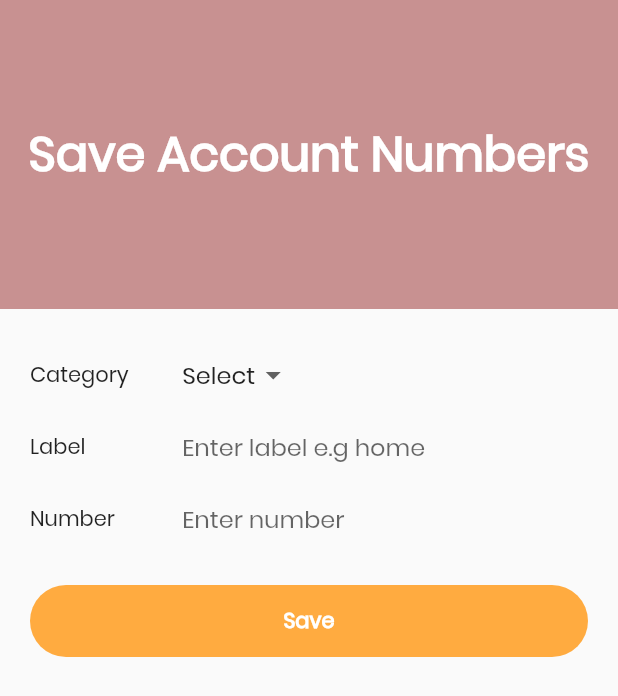
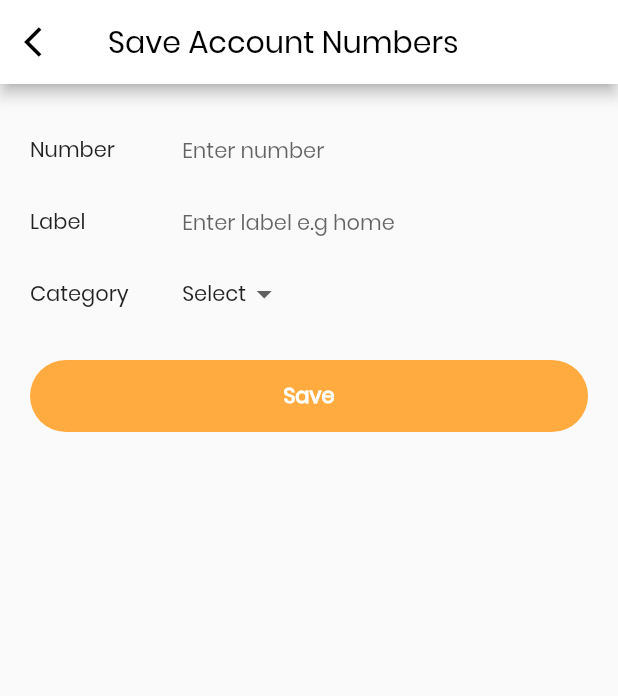
Before and after one commit to favourori/smartussd, a Flutter app: the Settings screen opened directly, after a tap on "Save accounts", on a phone screen of 412 x 824 dp. Shown: the top 696 px of the screen. Run offline on Flutter 3.47's test engine with Material 2 defaults, Android fonts, the phone set to English and light mode, and no system bars; our stand-ins replace cached_network_image, cloud_firestore, firebase_analytics, firebase_auth, flushbar, flutter_datetime_picker and 6 more; missing offline and left inert: advanced_share, firebase_ml_vision; accounts and stored records are empty.

Commit message:
ui updates, change on submit button

```diff
--- a/lib/pages/save_accounts.dart
+++ b/lib/pages/save_accounts.dart
@@ -39,44 +39,57 @@ class _SaveAccountState extends State<SaveAccount> {
   @override
   Widget build(BuildContext context) {
     return Scaffold(
+      appBar: AppBar(
+        leading: IconButton(
+            icon: Icon(Icons.arrow_back_ios, color: Colors.black,),
+            onPressed: () => Navigator.pop(context),
+          ),
+        backgroundColor: Colors.white,
+        title: Text("Save Account Numbers", style: TextStyle(color: Colors.black),),
+      ),
       body: Container(
-        height: MediaQuery.of(context).size.height,
-        child: Stack(
+        // height: MediaQuery.of(context).size.height,
+        child: ListView(
           children: <Widget>[
-            Container(
-              height: MediaQuery.of(context).size.height * 0.25,
-              decoration: BoxDecoration(
-                color: Color(0xffC89191),
-                // borderRadius: BorderRadius.only(
-                // bottomLeft: Radius.circular(40),
-                // bottomRight: Radius.circular(40))
-              ),
-              child: Column(
-                mainAxisAlignment: MainAxisAlignment.center,
-                children: <Widget>[
-                  Align(
-                    alignment: Alignment.center,
-                    child: Text(
-                      "Save Account Numbers",
-                      textAlign: TextAlign.center,
-                      style: TextStyle(
-                          color: Colors.white,
-                          fontWeight: FontWeight.w900,
-                          fontSize: 32),
-                    ),
-                  )
-                ],
-              ),
-            ),
-            Positioned(
-              top: MediaQuery.of(context).size.height * 0.25,
-              child: Padding(
+            Padding(
               padding: const EdgeInsets.all(20.0),
               child: Container(
                 width: MediaQuery.of(context).size.width - 40,
                 height: MediaQuery.of(context).size.height * 0.75,
                 child: ListView(
                   children: <Widget>[
+
+                    Row(
+                      children: <Widget>[
+                        Expanded(flex: 3, child: Text("Number")),
+                        Expanded(
+                            flex: 8,
+                            child: TextField(
+                              keyboardType: TextInputType.number,
+                              controller: _numberController,
+                              decoration: InputDecoration(
+                                  hintText: "Enter number",
+                                  hintStyle: TextStyle(fontSize: 14),
+                                  border: InputBorder.none),
+                            )),
+                      ],
+                    ),
+
+                    Row(
+                      children: <Widget>[
+                        Expanded(flex: 3, child: Text("Label")),
+                        Expanded(
+                            flex: 8,
+                            child: TextField(
+                              controller: _labelController,
+                              decoration: InputDecoration(
+                                  hintText: "Enter label e.g home",
+                                  hintStyle: TextStyle(fontSize: 14),
+                                  border: InputBorder.none),
+                            )),
+                      ],
+                    ),
+
                     Row(
                       children: <Widget>[
                         Expanded(flex: 3, child: Text("Category")),
@@ -85,7 +98,7 @@ class _SaveAccountState extends State<SaveAccount> {
                                 .collection("account_labels")
                                 .snapshots(),
                             builder: (context, snapshot) {
-                                if(!snapshot.hasData){
+                              if (!snapshot.hasData) {
                                 return Container();
                               }
                               return Expanded(
@@ -99,49 +112,21 @@ class _SaveAccountState extends State<SaveAccount> {
                                       });
                                     },
                                     items: populateAccountLabels(
-                                          snapshot.data.documents)
-                                      ),
+                                        snapshot.data.documents)),
                               );
                             }),
                       ],
                     ),
-                      Row(
-                        children: <Widget>[
-                          Expanded(flex: 3, child: Text("Label")),
-                          Expanded(
-                              flex: 8,
-                              child: TextField(
-                                controller: _labelController,
-                                decoration: InputDecoration(
-                                    hintText: "Enter label e.g home",
-                                    border: InputBorder.none),
-                              )),
-                        ],
-                      ),
-                      Row(
-                        children: <Widget>[
-                          Expanded(flex: 3, child: Text("Number")),
-                          Expanded(
-                              flex: 8,
-                              child: TextField(
-                                keyboardType: TextInputType.number,
-                                controller: _numberController,
-                                decoration: InputDecoration(
-                                    hintText: "Enter number",
-                                    border: InputBorder.none),
-                              )),
-                        ],
-                      ),
+
                     SizedBox(
                       height: 20,
                     ),
                     GestureDetector(
                       onTap: () async {
                         if (category == "Select") {
-                            return showFlushBar("Alert!",
-                                "Please choose a category");
-                          }
-                          else if (_numberController.text == "" ||
+                          return showFlushBar(
+                              "Alert!", "Please choose a category");
+                        } else if (_numberController.text == "" ||
                             _labelController.text == "null") {
                           return showFlushBar("Alert!",
                               "label and number should not be empty. Please try again with inputs");
@@ -211,7 +196,7 @@ class _SaveAccountState extends State<SaveAccount> {
                                 children: <Widget>[
                                   Align(
                                     alignment: Alignment.center,
-                                      child: Text("Saved numbers"),
+                                    child: Text("Saved Accounts", style: TextStyle(fontWeight: FontWeight.bold, fontSize: 16),),
                                   ),
                                   SizedBox(
                                     height: 15,
@@ -230,10 +215,9 @@ class _SaveAccountState extends State<SaveAccount> {
                   ],
                 ),
               ),
-              ),
             )
           ],
-        ),
+        )
       ),
     );
   }
@@ -311,14 +295,14 @@ class _SaveAccountState extends State<SaveAccount> {
     List<DropdownMenuItem<String>> tmp = [];
     tmp.add(DropdownMenuItem(
       value: "Select",
-          child: Text("Select"),
+      child: Text("Select", style: TextStyle(fontSize: 14),),
     ));
 
     for (var list in lists) {
       tmp.add(
         DropdownMenuItem(
           value: "${list['label']}",
-          child: Text("${list['label']}"),
+          child: Text("${list['label']}", style: TextStyle(fontSize: 14),),
         ),
       );
     }
--- a/lib/pages/settings.dart
+++ b/lib/pages/settings.dart
@@ -5,7 +5,6 @@ import 'package:kene/pages/save_accounts.dart';
 import 'package:kene/widgets/custom_nav.dart';
 import 'package:advanced_share/advanced_share.dart';
 import 'package:package_info/package_info.dart';
-
 
 class Settings extends StatefulWidget {
   @override
@@ -15,57 +14,43 @@ class Settings extends StatefulWidget {
 }
 
 class _SettingsState extends State<Settings> {
-
   PackageInfo packageInfo;
   @override
   void initState() {
     super.initState();
 
-    PackageInfo.fromPlatform().then((f){ // for getting the package/build/version number on load
+    PackageInfo.fromPlatform().then((f) {
+      // for getting the package/build/version number on load
       setState(() {
         packageInfo = f;
       });
     });
   }
 
-
   @override
   Widget build(BuildContext context) {
     return Scaffold(
+      appBar: AppBar(
+        leading: IconButton(
+          icon: Icon(
+            Icons.arrow_back_ios,
+            color: Colors.black,
+          ),
+          onPressed: () => Navigator.pop(context),
+        ),
+        backgroundColor: Colors.white,
+        title: Text(
+          "Settings",
+
+          style: TextStyle(color: Colors.black),
+        ),
+      ),
       body: Container(
           height: MediaQuery.of(context).size.height,
-        child: Stack(
+          child: Column(
             children: <Widget>[
-            Container(
-              height: MediaQuery.of(context).size.height * 0.25,
-              decoration: BoxDecoration(
-                color: Color(0xffC89191),
-                // borderRadius: BorderRadius.only(
-                // bottomLeft: Radius.circular(40),
-                // bottomRight: Radius.circular(40))
-              ),
-              child: Column(
-                mainAxisAlignment: MainAxisAlignment.center,
-                children: <Widget>[
-                  Align(
-                    alignment: Alignment.center,
-                    child: Text(
-                      "Settings",
-                      textAlign: TextAlign.center,
-                      style: TextStyle(
-                          color: Colors.white,
-
-                          fontWeight: FontWeight.w900,
-                          fontSize: 36),
-                    ),
-                  )
-                ],
-              ),
-            ),
-            Positioned(
-              top: MediaQuery.of(context).size.height * 0.25,
-              child: Padding(
-                padding: const EdgeInsets.all(20.0),
+              Padding(
+                padding: const EdgeInsets.only(left:3.0, top:10),
                 child: Container(
                   width: MediaQuery.of(context).size.width - 40,
                   height: MediaQuery.of(context).size.height * 0.75,
@@ -73,12 +58,14 @@ class _SettingsState extends State<Settings> {
                     children: <Widget>[
                       GestureDetector(
                         onTap: () {
-                           Navigator.push(context, CustomPageRoute(
-                              navigateTo: SaveAccount()
-                            ));
+                          Navigator.push(context,
+                              CustomPageRoute(navigateTo: SaveAccount()));
                         },
                         child: ListTile(
-                          leading: Icon(Icons.add_circle),
+                          leading: Icon(
+                            Icons.add_circle,
+                            color: Colors.orangeAccent,
+                          ),
                           title: Text("Save accounts"),
                           subtitle: Text(
                             "Save your meter numbers etc",
@@ -88,17 +75,20 @@ class _SettingsState extends State<Settings> {
                       ),
                       GestureDetector(
                         onTap: () {
-
-                          AdvancedShare.whatsapp(msg: "Hi!! \nHave you heard of Nokanda ? \nIt saves you alot of time using mobile money and USSD Services. \nTry it out ) \n https://play.google.com/store/apps/details?id=com.hexakomb.nokanda",
+                          AdvancedShare.whatsapp(
+                            msg:
+                                "Hi!! \nHave you heard of Nokanda ? \nIt saves you alot of time using mobile money and USSD Services. \nTry it out ) \n https://play.google.com/store/apps/details?id=com.hexakomb.nokanda",
                             url: "",
-                          )
-                              .then((response) {
+                          ).then((response) {
 //                            handleResponse(response, appName: "Whatsapp");
                             print("Shared on whatsapp");
                           });
                         },
                         child: ListTile(
-                          leading: Icon(Icons.share),
+                          leading: Icon(
+                            Icons.share,
+                            color: Colors.orangeAccent,
+                          ),
                           title: Text("Share on WhatsApp"),
                           subtitle: Text(
                             "Share app with friends",
@@ -108,30 +98,40 @@ class _SettingsState extends State<Settings> {
                       ),
                       GestureDetector(
                         onTap: () {
-                          FirebaseAuth.instance.signOut().then((_){
-                            Navigator.pushReplacement(context, CustomPageRoute(
-                              navigateTo: Control()
-                            ));
+                          FirebaseAuth.instance.signOut().then((_) {
+                            Navigator.pushReplacement(context,
+                                CustomPageRoute(navigateTo: Control()));
                           });
                         },
                         child: ListTile(
-                          leading: Icon(Icons.security),
+                          leading: Icon(
+                            Icons.security,
+                            color: Colors.orangeAccent,
+                          ),
                           title: Text("Logout"),
                           // subtitle: Text("Save your meter numbers etc", style: TextStyle(
                           //   fontSize: 13
                           // ),),
                         ),
                       ),
-                      SizedBox(height: MediaQuery.of(context).size.height * 0.25,),
-                      Padding(padding: EdgeInsets.only(left:20),child: Text(packageInfo != null ? "Version: ${packageInfo.version.toString() + "+" + packageInfo.buildNumber}": "", style: TextStyle(color: Colors.grey),),)
-                    ],
+                      SizedBox(
+                        height: MediaQuery.of(context).size.height * 0.25,
                       ),
-                ),
+                      Padding(
+                        padding: EdgeInsets.only(left: 20),
+                        child: Text(
+                          packageInfo != null
+                              ? "Version: ${packageInfo.version.toString() + "+" + packageInfo.buildNumber}"
+                              : "",
+                          style: TextStyle(color: Colors.grey),
                         ),
                       )
                     ],
                   ),
                 ),
+              )
+            ],
+          )),
     );
   }
 }
--- a/pubspec.yaml
+++ b/pubspec.yaml
@@ -11,7 +11,7 @@ description: A USSD UI app for Mobile Money services.
 # In iOS, build-name is used as CFBundleShortVersionString while build-number used as CFBundleVersion.
 # Read more about iOS versioning at
 # https://developer.apple.com/library/archive/documentation/General/Reference/InfoPlistKeyReference/Articles/CoreFoundationKeys.html
-version: 1.0.0+6
+version: 1.0.0+7
 
 environment:
   sdk: ">=2.1.0 <3.0.0"
```
Also changed, not shown: lib/pages/cariers.dart (+28 -28 lines), lib/pages/services.dart (+149 -55 lines). Lines whose indentation alone changed are shown as unchanged.
